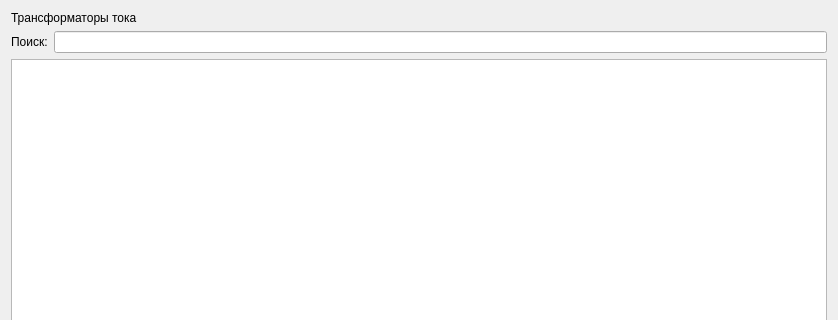
nikola240698/MeteringActs, file ui/currenttransformerswidget.ui: the form before one commit; both pictures show x 0 to 838 and y 0 to 320 of the 838 by 734 pixel window.
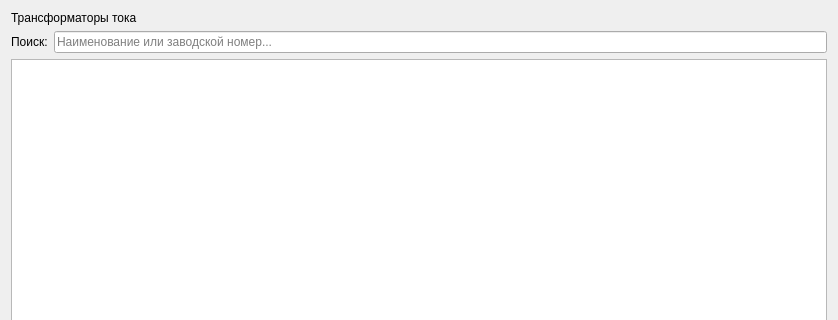
The form after the commit.

Diff of the .ui file:
```diff
--- a/ui/currenttransformerswidget.ui
+++ b/ui/currenttransformerswidget.ui
@@ -32,6 +32,9 @@
      </item>
      <item>
       <widget class="QLineEdit" name="searchLineEdit">
+       <property name="placeholderText">
+        <string>Наименование или заводской номер...</string>
+       </property>
        <property name="clearButtonEnabled">
         <bool>true</bool>
        </property>
```
